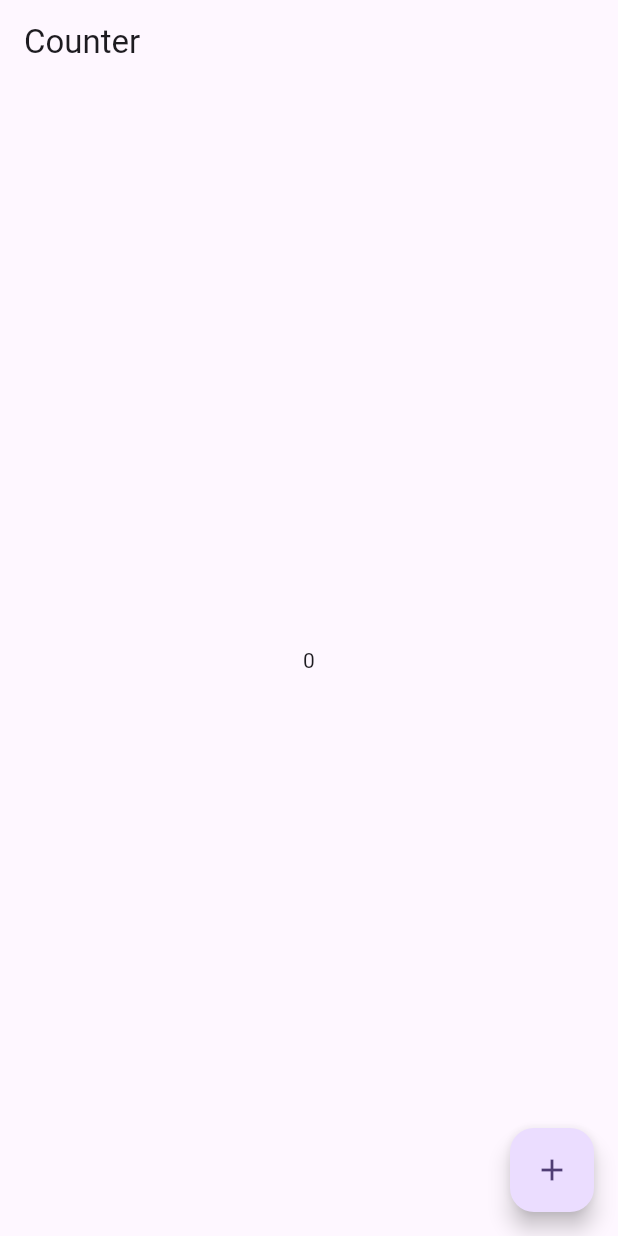
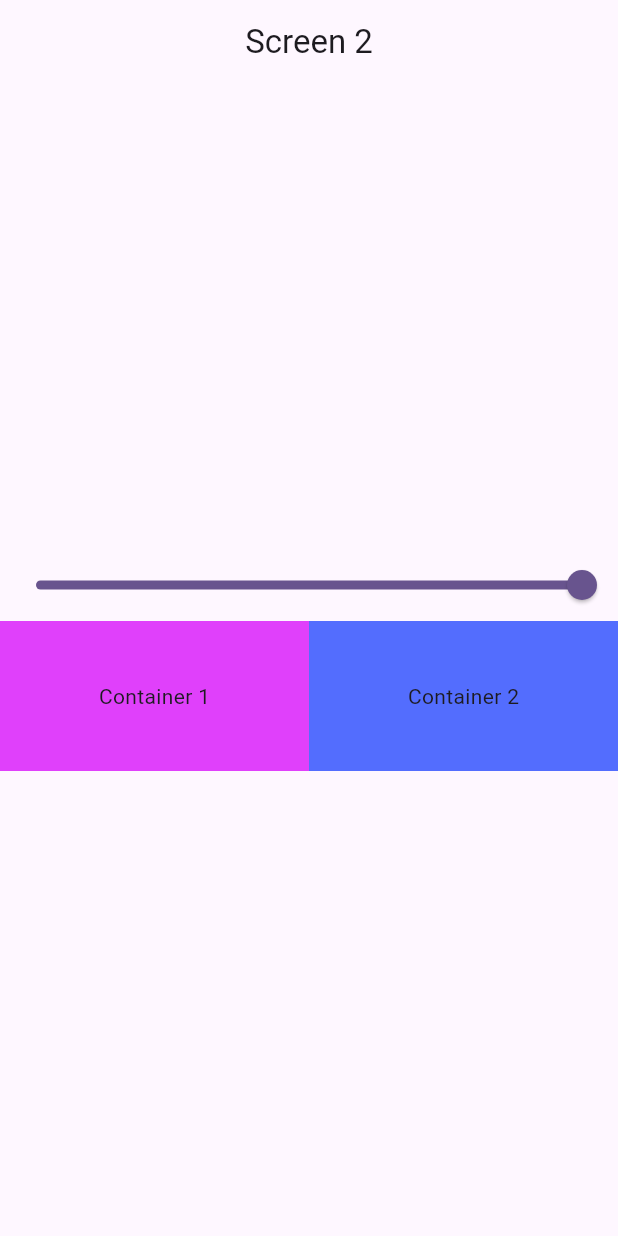
Before and after one commit to Shaikh-Saqlain-Ahmad/state-management-with-provider, a Flutter app: the screen it shows after launch, on a phone screen of 412 x 824 dp. Run offline on Flutter 3.47's test engine with Material 2 defaults, Android fonts, the phone set to English and light mode, and no system bars.

Commit message:
multi providers completed

```diff
--- a/lib/main.dart
+++ b/lib/main.dart
@@ -1,7 +1,9 @@
 import 'package:flutter/material.dart';
 import 'package:provider/provider.dart';
 import 'package:provider_app/provider/count_provider.dart';
+import 'package:provider_app/provider/screen2_provider.dart';
 import 'package:provider_app/screen/count.dart';
+import 'package:provider_app/screen/screen2.dart';
 
 void main() {
   runApp(const MyApp());
@@ -13,15 +15,19 @@ class MyApp extends StatelessWidget {
   // This widget is the root of your application.
   @override
   Widget build(BuildContext context) {
-    return ChangeNotifierProvider(
-        create: (_) => CountProvider(),
+    return MultiProvider(
+        providers: [
+          ChangeNotifierProvider(create: (_) => Screen2Provider()),
+          ChangeNotifierProvider(create: (_) => CountProvider())
+        ],
         child: MaterialApp(
+          debugShowCheckedModeBanner: false,
           title: 'Flutter Demo',
           theme: ThemeData(
             colorScheme: ColorScheme.fromSeed(seedColor: Colors.deepPurple),
             useMaterial3: true,
           ),
-          home: Count(),
+          home: Screen2(),
         ));
   }
 }
--- /dev/null
+++ b/lib/provider/screen2_provider.dart
@@ -0,0 +1,10 @@
+import 'package:flutter/foundation.dart';
+
+class Screen2Provider with ChangeNotifier {
+  double _value = 1.0;
+  double get value => _value;
+  void setvalue(double val) {
+    _value = val;
+    notifyListeners();
+  }
+}
--- /dev/null
+++ b/lib/screen/screen2.dart
@@ -0,0 +1,62 @@
+import 'package:flutter/material.dart';
+import 'package:provider/provider.dart';
+import 'package:provider_app/provider/screen2_provider.dart';
+
+class Screen2 extends StatefulWidget {
+  const Screen2({super.key});
+
+  @override
+  State<Screen2> createState() => _Screen2State();
+}
+
+class _Screen2State extends State<Screen2> {
+  double value = 1.0;
+  @override
+  Widget build(BuildContext context) {
+    return Scaffold(
+      appBar: AppBar(title: Center(child: Text("Screen 2"))),
+      body: Column(mainAxisAlignment: MainAxisAlignment.center, children: [
+        Consumer<Screen2Provider>(
+          builder: (context, value, child) {
+            return Slider(
+              min: 0,
+              max: 1,
+              value: value.value,
+              onChanged: (val) {
+                value.setvalue(val);
+              },
+            );
+          },
+        ),
+        Consumer<Screen2Provider>(
+          builder: (context, value, child) {
+            return Row(
+              children: [
+                Expanded(
+                  child: Container(
+                    child: Center(
+                      child: Center(child: Text("Container 1")),
+                    ),
+                    decoration: BoxDecoration(
+                        color: Colors.purpleAccent.withOpacity(value.value)),
+                    height: 100,
+                  ),
+                ),
+                Expanded(
+                  child: Container(
+                    child: Center(
+                      child: Center(child: Text("Container 2")),
+                    ),
+                    decoration: BoxDecoration(
+                        color: Colors.indigoAccent.withOpacity(value.value)),
+                    height: 100,
+                  ),
+                )
+              ],
+            );
+          },
+        ),
+      ]),
+    );
+  }
+}
```
